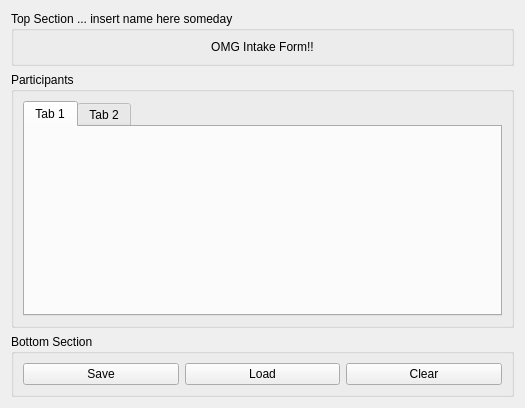
First picture: the form in drc/gui/intakeform.ui, repository lansdon/cpts483_drc, before the edit.
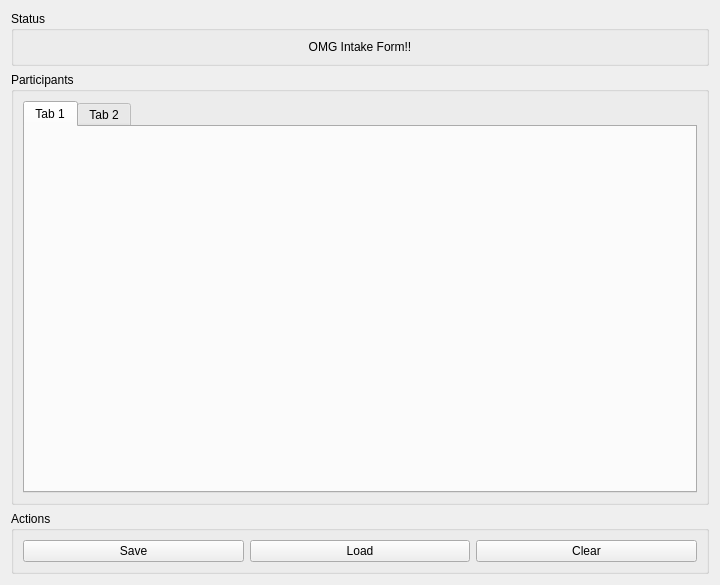
Second picture: the form after the edit.

```diff
--- a/drc/gui/intakeform.ui
+++ b/drc/gui/intakeform.ui
@@ -6,8 +6,8 @@
    <rect>
     <x>0</x>
     <y>0</y>
-    <width>525</width>
-    <height>408</height>
+    <width>720</width>
+    <height>585</height>
    </rect>
   </property>
   <property name="windowTitle">
@@ -40,7 +40,7 @@
    <item row="0" column="0">
     <widget class="QGroupBox" name="groupBox">
      <property name="title">
-      <string>Top Section ... insert name here someday</string>
+      <string>Status</string>
      </property>
      <layout class="QGridLayout" name="gridLayout_2">
       <item row="0" column="0">
@@ -59,7 +59,7 @@
    <item row="2" column="0">
     <widget class="QGroupBox" name="groupBox_3">
      <property name="title">
-      <string>Bottom Section</string>
+      <string>Actions</string>
      </property>
      <layout class="QGridLayout" name="gridLayout_4">
       <item row="0" column="0">
```
